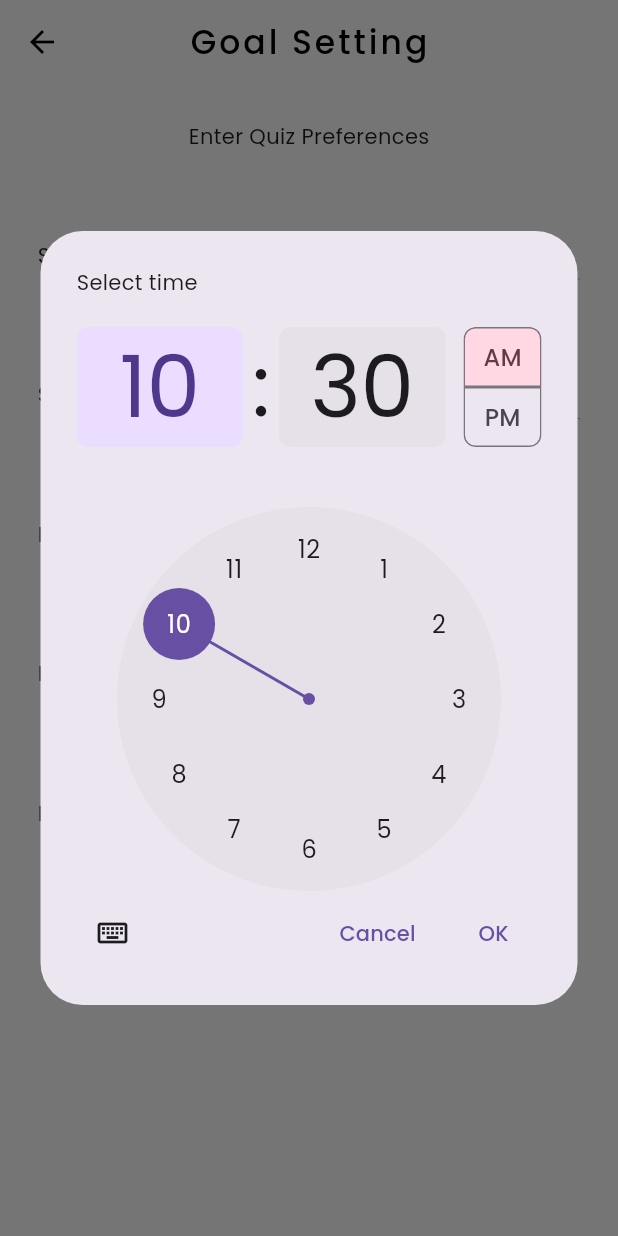
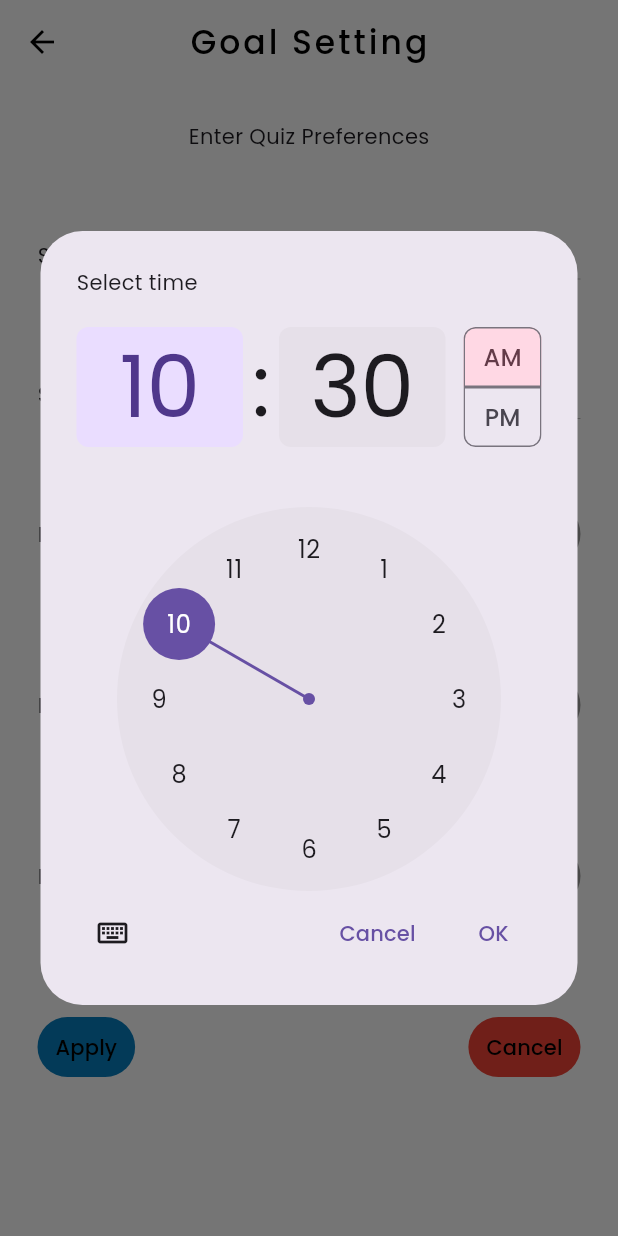
Before and after one commit to banulaperera/Intellectia-Mobile-App-SDGP, a Flutter app: the GoalSetting screen opened directly, after a tap on "Select Time", on a phone screen of 412 x 824 dp. Run offline on Flutter 3.47's test engine with Material 3 defaults, Android fonts, the phone set to English and light mode, and no system bars; our stand-ins replace bootstrap_icons, fl_chart, flutter_slidable, flutter_svg, get.

Commit message:
Adding the preferred times, cancel and apply buttons to the goal setting page.

```diff
--- a/client/lib/screens/setting_screen/goal_setting.dart
+++ b/client/lib/screens/setting_screen/goal_setting.dart
@@ -1,5 +1,10 @@
 import 'package:client/constants.dart';
+import 'package:client/screens/home_page/home_page.dart';
+import 'package:client/screens/user_profile/user_profile_main_screen.dart';
 import 'package:flutter/Material.dart';
+import 'package:get/get.dart';
+// import 'package:flutter/foundation.dart';
+// import 'package:intl/intl.dart';
 
 class GoalSetting extends StatefulWidget {
   const GoalSetting({super.key});
@@ -9,6 +14,9 @@ class GoalSetting extends StatefulWidget {
 }
 
 class _GoalSettingState extends State<GoalSetting> {
+  // TextEditingController timeinput = TextEditingController();
+  //text editing controller for text field
+
   List<DropdownMenuItem<String>> get moduleDropdownItems {
     List<DropdownMenuItem<String>> moduleMenuItems = [
       const DropdownMenuItem(value: "Module 1", child: Text("Module 1")),
@@ -32,7 +40,9 @@ class _GoalSettingState extends State<GoalSetting> {
     return frequencyMenuItems;
   }
 
-  TimeOfDay selectedTime = TimeOfDay.now();
+  String? _selectedTime;
+
+  // TimeOfDay selectedTime = TimeOfDay.now();
 
   @override
   Widget build(BuildContext context) {
@@ -111,11 +121,61 @@ class _GoalSettingState extends State<GoalSetting> {
                 mainAxisAlignment: MainAxisAlignment.spaceBetween,
                 children: [
                   const Text('Preferred Time 1'),
+                  // TextButton(
+                  //     onPressed: () => _selectTime(context),
+                  //     child: const Text('Select Time'))
                   TextButton(
-                      onPressed: () => _selectTime(context),
+                      onPressed: _show,
+                      style: TextButton.styleFrom(
+                          backgroundColor: Colors.grey,
+                          foregroundColor: Colors.black),
                       child: const Text('Select Time'))
                 ],
               ),
+              Center(
+                child: Text(
+                  _selectedTime != null ? _selectedTime! : 'No time selected!',
+                  style: const TextStyle(fontSize: 15),
+                ),
+              ),
+              // Center(
+              //     child: TextField(
+              //   controller: timeinput,
+              //   decoration: const InputDecoration(
+              //       icon: Icon(Icons.timer), //icon of text field
+              //       labelText: "Enter Time" //label text of field
+              //       ),
+              //   readOnly:
+              //       true, //set it true, so that user will not able to edit text
+              //   onTap: () async {
+              //     TimeOfDay? pickedTime = await showTimePicker(
+              //       initialTime: TimeOfDay.now(),
+              //       context: context,
+              //     );
+
+              //     if (pickedTime != null) {
+              //       print(pickedTime.format(context));
+              //       //output 10:51 PM
+              //       DateTime parsedTime = DateFormat.jm()
+              //           .parse(pickedTime.format(context).toString());
+              //       //converting to DateTime so that we can further format on different pattern.
+              //       print(parsedTime);
+              //       //output 1970-01-01 22:53:00.000
+              //       String formattedTime =
+              //           DateFormat('HH:mm:ss').format(parsedTime);
+              //       print(formattedTime);
+              //       //output 14:59:00
+              //       //DateFormat() is from intl package, you can format the time on any pattern you need.
+
+              //       setState(() {
+              //         timeinput.text =
+              //             formattedTime; //set the value of text field.
+              //       });
+              //     } else {
+              //       print("Time is not selected");
+              //     }
+              //   },
+              // )),
               const SizedBox(
                 height: 45,
               ),
@@ -123,10 +183,22 @@ class _GoalSettingState extends State<GoalSetting> {
                 mainAxisAlignment: MainAxisAlignment.spaceBetween,
                 children: [
                   const Text('Preferred Time 2'),
+                  // TextButton(
+                  //     onPressed: () => _selectTime(context),
+                  //     child: const Text('Select Time'))
                   TextButton(
-                      onPressed: () => _selectTime(context),
+                      onPressed: _show,
+                      style: TextButton.styleFrom(
+                          backgroundColor: Colors.grey,
+                          foregroundColor: Colors.black),
                       child: const Text('Select Time'))
                 ],
+              ),
+              Center(
+                child: Text(
+                  _selectedTime != null ? _selectedTime! : 'No time selected!',
+                  style: const TextStyle(fontSize: 15),
+                ),
               ),
               const SizedBox(
                 height: 45,
@@ -135,11 +207,54 @@ class _GoalSettingState extends State<GoalSetting> {
                 mainAxisAlignment: MainAxisAlignment.spaceBetween,
                 children: [
                   const Text('Preferred Time 3'),
+                  // TextButton(
+                  //     onPressed: () => _selectTime(context),
+                  //     child: const Text('Select Time'))
                   TextButton(
-                      onPressed: () => _selectTime(context),
+                      onPressed: _show,
+                      style: TextButton.styleFrom(
+                          backgroundColor: Colors.grey,
+                          foregroundColor: Colors.black),
                       child: const Text('Select Time'))
                 ],
               ),
+              Center(
+                child: Text(
+                  _selectedTime != null ? _selectedTime! : 'No time selected!',
+                  style: const TextStyle(fontSize: 15),
+                ),
+              ),
+              const SizedBox(
+                height: 45,
+              ),
+              Row(
+                mainAxisAlignment: MainAxisAlignment.spaceBetween,
+                children: [
+                  TextButton(
+                      onPressed: () {
+                        Navigator.push(
+                          context,
+                          MaterialPageRoute(
+                              builder: (_) => const UserProfile()),
+                        );
+                      },
+                      style: TextButton.styleFrom(
+                          backgroundColor: kPrimaryColor,
+                          foregroundColor: Colors.black),
+                      child: const Text('Apply')),
+                  TextButton(
+                      onPressed: () {
+                        Navigator.push(
+                          context,
+                          MaterialPageRoute(builder: (_) => const HomePage()),
+                        );
+                      },
+                      style: TextButton.styleFrom(
+                          backgroundColor: Colors.red,
+                          foregroundColor: Colors.black),
+                      child: const Text('Cancel'))
+                ],
+              )
             ],
           ),
         ),
@@ -147,19 +262,29 @@ class _GoalSettingState extends State<GoalSetting> {
     );
   }
 
-  Future<void> _selectTime(BuildContext context) async {
-    final TimeOfDay? pickedS = await showTimePicker(
-        context: context,
-        initialTime: selectedTime,
-        builder: (BuildContext context, Widget? child) {
-          return MediaQuery(
-            data: MediaQuery.of(context).copyWith(alwaysUse24HourFormat: false),
-            child: child!,
-          );
-        });
-    if (pickedS != null && pickedS != selectedTime) {
+  // Future<void> _selectTime(BuildContext context) async {
+  //   final TimeOfDay? pickedS = await showTimePicker(
+  //       context: context,
+  //       initialTime: selectedTime,
+  //       builder: (BuildContext context, Widget? child) {
+  //         return MediaQuery(
+  //           data: MediaQuery.of(context).copyWith(alwaysUse24HourFormat: false),
+  //           child: child!,
+  //         );
+  //       });
+  //   if (pickedS != null && pickedS != selectedTime) {
+  //     setState(() {
+  //       selectedTime = pickedS;
+  //     });
+  //   }
+  // }
+
+  Future<void> _show() async {
+    final TimeOfDay? result =
+        await showTimePicker(context: context, initialTime: TimeOfDay.now());
+    if (result != null) {
       setState(() {
-        selectedTime = pickedS;
+        _selectedTime = result.format(context);
       });
     }
   }
```
